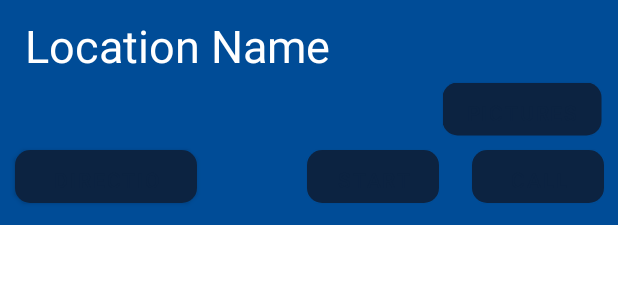
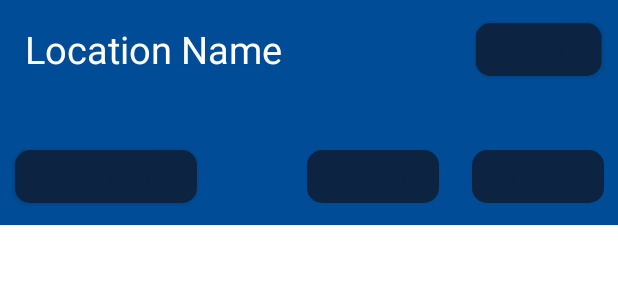
Before and after one commit to avillarreal99/STMUCampusNavigatorApp, an Android app: the layout information_bar.xml on its own in the app's theme, with its tools: preview values and no code run, on a phone screen of 412 x 824 dp. Shown: the top 300 px of the screen. Run offline under Robolectric (Android 15) with nearby library versions, the phone set to English and light mode, and no system bars.

Commit message:
April 15, 2021 | Joe Flores - Implementing pictures scroll view, needs to be programmed to display specific images.

```diff
--- a/app/src/main/assets/CampusLocations.txt
+++ b/app/src/main/assets/CampusLocations.txt
@@ -82,6 +82,7 @@ Chaminade Tower,29.45234,-98.56136,NULL,Amenities
 University Police Department (UPD),29.45482,-98.5634,2104311911,Safety
 Student Health Center,29.45179,-98.56143,2104363506,Safety
 Student Counseling Center,29.4536,-98.56372,2104363135,Safety
+COVID-19 Testing Kiosk,29.4545,-98.56558,NULL,Safety
 Barrett Memorial Bell Tower,29.45264,-98.56217,NULL,Gathering
 Contreras Family Terrace,29.45313,-98.56309,NULL,Gathering
 Alkek Plaza,29.45327,-98.56352,NULL,Gathering
--- a/app/src/main/res/layout/information_bar.xml
+++ b/app/src/main/res/layout/information_bar.xml
@@ -16,7 +16,7 @@
 
         <TextView
             android:id="@+id/locationNametextView"
-            android:layout_width="375dp"
+            android:layout_width="315dp"
             android:layout_height="wrap_content"
             android:layout_alignParentStart="true"
             android:layout_alignParentLeft="true"
@@ -24,13 +24,13 @@
             android:layout_alignParentRight="true"
             android:layout_marginStart="41dp"
             android:layout_marginLeft="41dp"
-            android:layout_marginEnd="16dp"
-            android:layout_marginRight="16dp"
+            android:layout_marginEnd="80dp"
+            android:layout_marginRight="80dp"
             android:text="@string/LocationNamePlaceholder"
             android:textColor="#FFFFFF"
-            android:textSize="30sp"
+            android:textSize="25sp"
             android:translationX="-25dp"
-            android:translationY="10dp" />
+            android:translationY="15dp" />
 
         <!--START BUTTON-->
         <Button
@@ -98,12 +98,18 @@
             style="buttonBarButtonStyle"
             android:layout_width="wrap_content"
             android:layout_height="35dp"
+            android:layout_alignParentTop="true"
+            android:layout_alignParentEnd="true"
+            android:layout_alignParentRight="true"
+            android:layout_marginTop="55dp"
+            android:layout_marginEnd="328dp"
+            android:layout_marginRight="328dp"
             android:background="@drawable/custom_button"
             android:text="@string/Pictures"
             android:textColor="@color/stmarydarkblue"
             android:textColorHighlight="@color/stmaryblue"
-            android:translationX="295dp"
-            android:translationY="55dp" />
+            android:translationX="317dp"
+            android:translationY="-40dp" />
 
     </RelativeLayout>
 
```
Also changed, not shown: app/src/main/java/com/example/stmucampusnavigatorapp/MapsActivity.java (+30 -1 lines).
